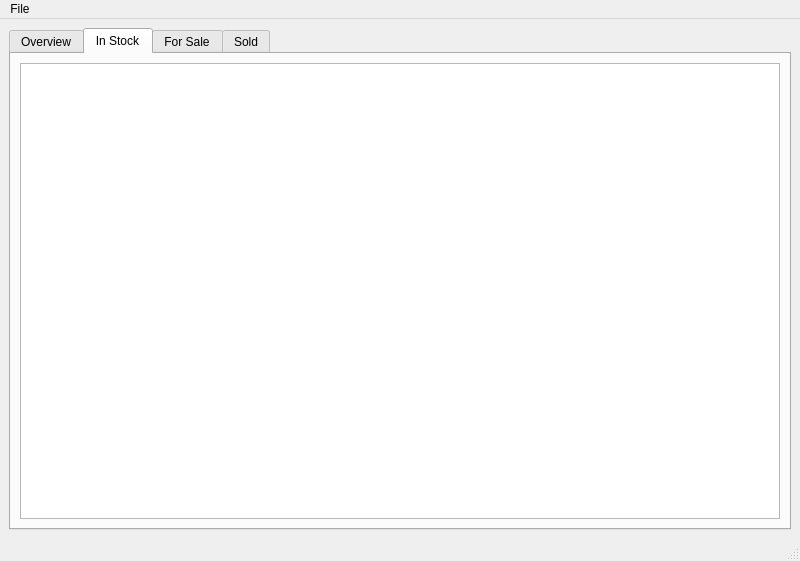
Old version of the form src/Applications/BrickMoneyDesktop/src/MainWindow.ui in the repository tlaemmlein/BrickMoney.
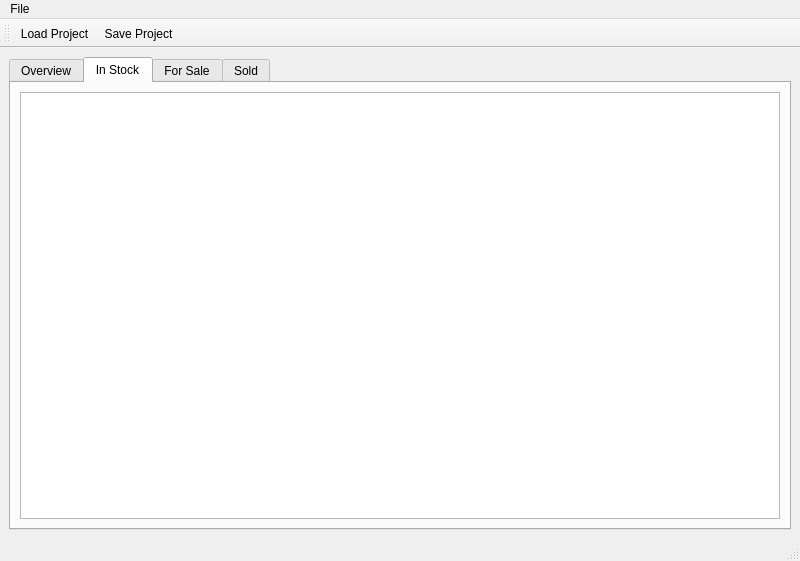
New version of the form. The open tabs and pages were chosen to show the change. Icons and pictures are not drawn.

Commit message: Enable save action only if the brick money project is dirty.

The edit to the form file:
```diff
--- a/src/Applications/BrickMoneyDesktop/src/MainWindow.ui
+++ b/src/Applications/BrickMoneyDesktop/src/MainWindow.ui
@@ -83,6 +83,19 @@
    <addaction name="menuFile"/>
   </widget>
   <widget class="QStatusBar" name="statusbar"/>
+  <widget class="QToolBar" name="toolBar">
+   <property name="windowTitle">
+    <string>toolBar</string>
+   </property>
+   <attribute name="toolBarArea">
+    <enum>TopToolBarArea</enum>
+   </attribute>
+   <attribute name="toolBarBreak">
+    <bool>false</bool>
+   </attribute>
+   <addaction name="actionLoad_Project"/>
+   <addaction name="actionSave_Project"/>
+  </widget>
   <action name="actionLoad_Project">
    <property name="text">
     <string>Load Project</string>
```
Left out of the diff: 23 changed lines with no effect on the pictures. The commit also changes 1 other file.
